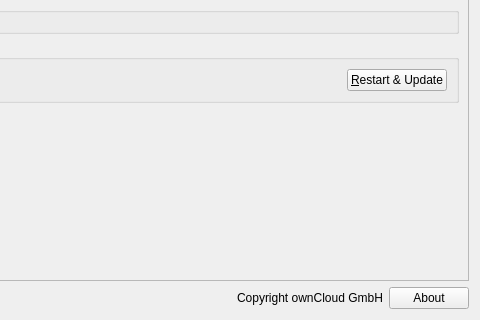
Old version of the form src/gui/generalsettings.ui in the repository CSG-Development/owncloud-client; both pictures show x 311 to 791 and y 366 to 686 of the 791 by 686 pixel window.
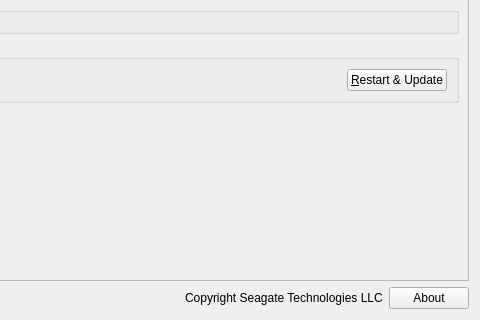
New version of the form. Custom widgets are drawn as their Qt base class.

Diff of the .ui file:
```diff
--- a/src/gui/generalsettings.ui
+++ b/src/gui/generalsettings.ui
@@ -340,7 +340,7 @@
          <cursorShape>ArrowCursor</cursorShape>
         </property>
         <property name="text">
-         <string notr="true">Copyright ownCloud GmbH</string>
+         <string notr="true">Copyright Seagate Technologies LLC</string>
         </property>
         <property name="textInteractionFlags">
          <set>Qt::LinksAccessibleByMouse|Qt::TextSelectableByMouse</set>
```
